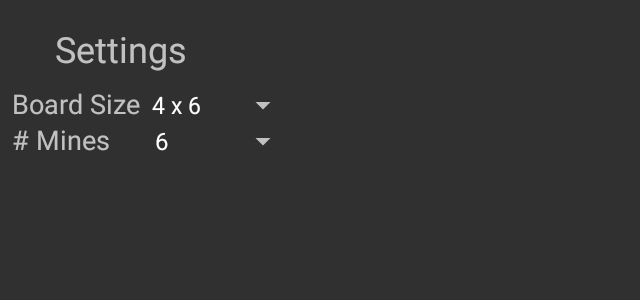
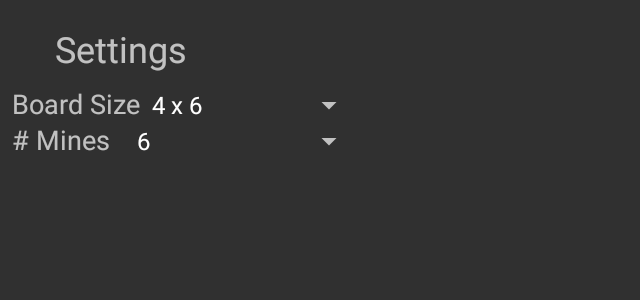
Before and after one commit to Tooo/PikaCatch-Android, an Android app: the Options screen opened directly, with no data from a screen before it, on a phone screen of 824 x 412 dp (held sideways). Shown: the top 300 px of the screen, without its empty margins (0-640 px from the left). Run offline under Robolectric (Android 15) with nearby library versions, the phone set to English and light mode, and no system bars.

Commit message:
SharedPreference for board/mines
Added shared Preference for board/mine count from options. adjusted board and game creation to fix changes

```diff
--- a/app/src/main/java/com/cmpt276a3/activites/Options.java
+++ b/app/src/main/java/com/cmpt276a3/activites/Options.java
@@ -2,6 +2,7 @@ package com.cmpt276a3.activites;
 
 import androidx.appcompat.app.AppCompatActivity;
 
+import android.content.SharedPreferences;
 import android.os.Bundle;
 import android.view.View;
 import android.widget.AdapterView;
@@ -21,10 +22,11 @@ public class Options extends AppCompatActivity {
 
         setupBoardSelector();
         setupMinesSelector();
+        loadOptions();
     }
 
     private void setupBoardSelector() {
-        String[] boardStringList = new String[boardChoices.length];
+        final String[] boardStringList = new String[boardChoices.length];
         for (int i = 0; i<boardChoices.length; i++) {
             boardStringList[i] = boardChoices[i][0] + " x " + boardChoices[i][1];
         }
@@ -36,7 +38,12 @@ public class Options extends AppCompatActivity {
         spinner.setOnItemSelectedListener(new AdapterView.OnItemSelectedListener() {
             @Override
             public void onItemSelected(AdapterView<?> parent, View view, int position, long id) {
+                SharedPreferences sharedPreferences = getSharedPreferences("shared", MODE_PRIVATE);
+                SharedPreferences.Editor editor = sharedPreferences.edit();
 
+                editor.putInt("width", boardChoices[position][1]);
+                editor.putInt("height", boardChoices[position][0]);
+                editor.apply();
             }
 
             @Override
@@ -59,7 +66,11 @@ public class Options extends AppCompatActivity {
         spinner.setOnItemSelectedListener(new AdapterView.OnItemSelectedListener() {
             @Override
             public void onItemSelected(AdapterView<?> parent, View view, int position, long id) {
+                SharedPreferences sharedPreferences = getSharedPreferences("shared", MODE_PRIVATE);
+                SharedPreferences.Editor editor = sharedPreferences.edit();
 
+                editor.putInt("mines", mineChoices[position]);
+                editor.apply();
             }
 
             @Override
@@ -67,4 +78,31 @@ public class Options extends AppCompatActivity {
             }
         });
     }
+
+    private void loadOptions() {
+        Spinner mineSpinner = findViewById(R.id.opt_spinMines);
+        Spinner boardSpinner = findViewById(R.id.opt_spinBoard);
+        SharedPreferences sharedPreferences = getSharedPreferences("shared", MODE_PRIVATE);
+
+        int height = sharedPreferences.getInt("height", 4);
+        int indexBoard = 0;
+        for (int i = 0; i<boardChoices.length; i++) {
+            if (boardChoices[i][0] == height) {
+                indexBoard = i;
+                break;
+            }
+        }
+        boardSpinner.setSelection(indexBoard);
+
+        int mines = sharedPreferences.getInt("mines", 6);
+        int indexMine = 0;
+        for (int i = 0; i<mineChoices.length; i++) {
+            if (mineChoices[i] == mines) {
+                indexMine = i;
+                break;
+            }
+        }
+        mineSpinner.setSelection(indexMine);
+
+    }
 }
--- a/app/src/main/res/layout/activity_options.xml
+++ b/app/src/main/res/layout/activity_options.xml
@@ -45,7 +45,7 @@
 
             <Spinner
                 android:id="@+id/opt_spinBoard"
-                android:layout_width="wrap_content"
+                android:layout_width="150dp"
                 android:layout_height="wrap_content"
                 android:layout_weight="1" />
 
@@ -67,7 +67,7 @@
 
             <Spinner
                 android:id="@+id/opt_spinMines"
-                android:layout_width="wrap_content"
+                android:layout_width="150dp"
                 android:layout_height="wrap_content"
                 android:layout_weight="1" />
 
--- /dev/null
+++ b/app/src/main/res/layout/congratulate_message.xml
@@ -0,0 +1,5 @@
+<?xml version="1.0" encoding="utf-8"?>
+<RelativeLayout xmlns:android="http://schemas.android.com/apk/res/android"
+    android:layout_width="match_parent" android:layout_height="match_parent">
+
+</RelativeLayout>
```
Also changed, not shown: app/src/main/java/com/cmpt276a3/activites/Congratulate.java (added, +31 -0 lines), app/src/main/java/com/cmpt276a3/activites/GameScreen.java (+16 -4 lines), app/src/main/java/com/cmpt276a3/model/Board.java (+8 -4 lines), app/src/main/java/com/cmpt276a3/model/Game.java (+5 -3 lines).
